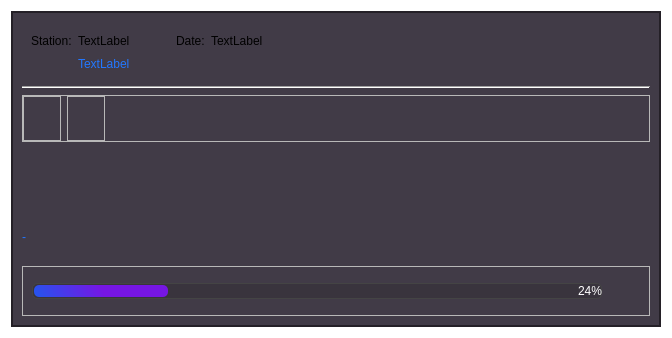
This is UIFiles/stationDownloadUI.ui in amirhossein-mlkz/railProject_server as Qt 5 draws it before an edit. The edited form follows.
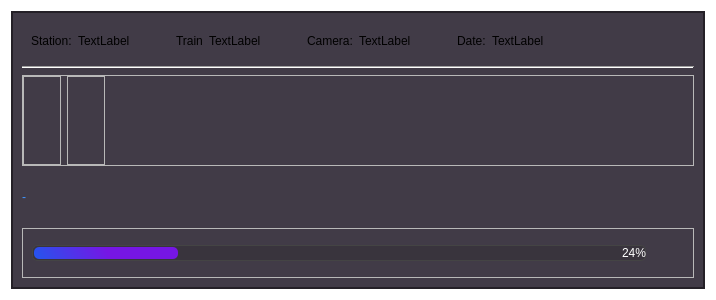
This is the edited form. Icons and pictures are not drawn. Custom widgets are drawn as their Qt base class.

Commit message: download complete, export updated, playback camera is in filters

What changed in the file:
```diff
--- a/UIFiles/stationDownloadUI.ui
+++ b/UIFiles/stationDownloadUI.ui
@@ -6,8 +6,8 @@
    <rect>
     <x>0</x>
     <y>0</y>
-    <width>672</width>
-    <height>338</height>
+    <width>716</width>
+    <height>300</height>
    </rect>
   </property>
   <property name="windowTitle">
@@ -57,7 +57,66 @@
          </sizepolicy>
         </property>
         <layout class="QGridLayout" name="gridLayout">
+         <item row="0" column="0">
+          <widget class="QLabel" name="label">
+           <property name="sizePolicy">
+            <sizepolicy hsizetype="Preferred" vsizetype="Maximum">
+             <horstretch>0</horstretch>
+             <verstretch>0</verstretch>
+            </sizepolicy>
+           </property>
+           <property name="text">
+            <string>Station:</string>
+           </property>
+           <property name="styleClass" stdset="0">
+            <string>titleInfo</string>
+           </property>
+          </widget>
+         </item>
          <item row="0" column="4">
+          <widget class="QLabel" name="train_lbl">
+           <property name="text">
+            <string>TextLabel</string>
+           </property>
+           <property name="styleClass" stdset="0">
+            <string>info</string>
+           </property>
+          </widget>
+         </item>
+         <item row="0" column="11">
+          <spacer name="horizontalSpacer_2">
+           <property name="orientation">
+            <enum>Qt::Orientation::Horizontal</enum>
+           </property>
+           <property name="sizeHint" stdset="0">
+            <size>
+             <width>40</width>
+             <height>20</height>
+            </size>
+           </property>
+          </spacer>
+         </item>
+         <item row="0" column="9">
+          <widget class="QLabel" name="label20">
+           <property name="text">
+            <string>Date:</string>
+           </property>
+           <property name="styleClass" stdset="0">
+            <string>titleInfo</string>
+           </property>
+          </widget>
+         </item>
+         <item row="0" column="3">
+          <widget class="QLabel" name="label20_2">
+           <property name="text">
+            <string>Train</string>
+           </property>
+           <property name="styleClass" stdset="0">
+            <string>titleInfo</string>
+           </property>
+          </widget>
+         </item>
+         <item row="0" column="10">
           <widget class="QLabel" name="date_lbl">
            <property name="text">
             <string>TextLabel</string>
@@ -67,6 +126,22 @@
            </property>
           </widget>
          </item>
+         <item row="0" column="8">
+          <spacer name="horizontalSpacer">
+           <property name="orientation">
+            <enum>Qt::Orientation::Horizontal</enum>
+           </property>
+           <property name="sizeType">
+            <enum>QSizePolicy::Policy::Fixed</enum>
+           </property>
+           <property name="sizeHint" stdset="0">
+            <size>
+             <width>40</width>
+             <height>20</height>
+            </size>
+           </property>
+          </spacer>
+         </item>
          <item row="0" column="1">
           <widget class="QLabel" name="station_lbl">
            <property name="text">
@@ -77,18 +152,8 @@
            </property>
           </widget>
          </item>
-         <item row="0" column="3">
-          <widget class="QLabel" name="label20">
-           <property name="text">
-            <string>Date:</string>
-           </property>
-           <property name="styleClass" stdset="0">
-            <string>titleInfo</string>
-           </property>
-          </widget>
-         </item>
          <item row="0" column="2">
-          <spacer name="horizontalSpacer">
+          <spacer name="horizontalSpacer_5">
            <property name="orientation">
             <enum>Qt::Orientation::Horizontal</enum>
            </property>
@@ -104,10 +169,13 @@
           </spacer>
          </item>
          <item row="0" column="5">
-          <spacer name="horizontalSpacer_2">
+          <spacer name="horizontalSpacer_4">
            <property name="orientation">
             <enum>Qt::Orientation::Horizontal</enum>
            </property>
+           <property name="sizeType">
+            <enum>QSizePolicy::Policy::Fixed</enum>
+           </property>
            <property name="sizeHint" stdset="0">
             <size>
              <width>40</width>
@@ -116,29 +184,23 @@
            </property>
           </spacer>
          </item>
-         <item row="0" column="0">
-          <widget class="QLabel" name="label">
-           <property name="sizePolicy">
-            <sizepolicy hsizetype="Preferred" vsizetype="Maximum">
-             <horstretch>0</horstretch>
-             <verstretch>0</verstretch>
-            </sizepolicy>
-           </property>
-           <property name="text">
-            <string>Station:</string>
-           </property>
-           <property name="styleClass" stdset="0">
-            <string>titleInfo</string>
-           </property>
-          </widget>
-         </item>
-         <item row="1" column="1">
-          <widget class="QLabel" name="refresh_image_database_log_2">
-           <property name="styleSheet">
-            <string notr="true">color: rgb(34, 119, 255);</string>
-           </property>
+         <item row="0" column="7">
+          <widget class="QLabel" name="camera_lbl">
            <property name="text">
             <string>TextLabel</string>
+           </property>
+           <property name="styleClass" stdset="0">
+            <string>info</string>
+           </property>
+          </widget>
+         </item>
+         <item row="0" column="6">
+          <widget class="QLabel" name="label20_3">
+           <property name="text">
+            <string>Camera:</string>
+           </property>
+           <property name="styleClass" stdset="0">
+            <string>titleInfo</string>
            </property>
           </widget>
          </item>
@@ -232,29 +294,22 @@
         </layout>
        </widget>
       </item>
-      <item>
-       <widget class="MessageWidget" name="download_message" native="true">
-        <property name="minimumSize">
-         <size>
-          <width>0</width>
-          <height>60</height>
-         </size>
-        </property>
-        <property name="maximumSize">
-         <size>
-          <width>16777215</width>
-          <height>60</height>
-         </size>
-        </property>
-        <property name="styleSheet">
-         <string notr="true"/>
-        </property>
-       </widget>
-      </item>
       <item>
        <widget class="QLabel" name="msg_lbl">
+        <property name="minimumSize">
+         <size>
+          <width>0</width>
+          <height>0</height>
+         </size>
+        </property>
+        <property name="maximumSize">
+         <size>
+          <width>16777215</width>
+          <height>50</height>
+         </size>
+        </property>
         <property name="styleSheet">
-         <string notr="true">color: rgb(34, 119, 255);</string>
+         <string notr="true">color: rgb(64, 150, 255);</string>
         </property>
         <property name="text">
          <string>-</string>
@@ -351,14 +406,6 @@
    </item>
   </layout>
  </widget>
- <customwidgets>
-  <customwidget>
-   <class>MessageWidget</class>
-   <extends>QWidget</extends>
-   <header>uiUtils.GUIComponents.h</header>
-   <container>1</container>
-  </customwidget>
- </customwidgets>
  <resources>
   <include location="../assets.qrc"/>
  </resources>
```
The commit also changes 41 other files.
